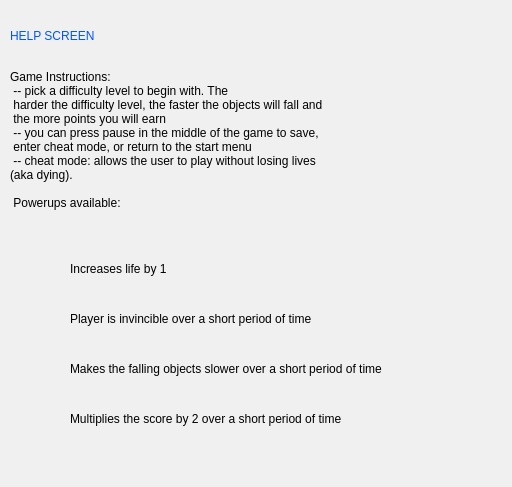
Old version of the form Dodge-it/Dodge-it/widgethelp.ui in the repository Fulde/dodge-it.
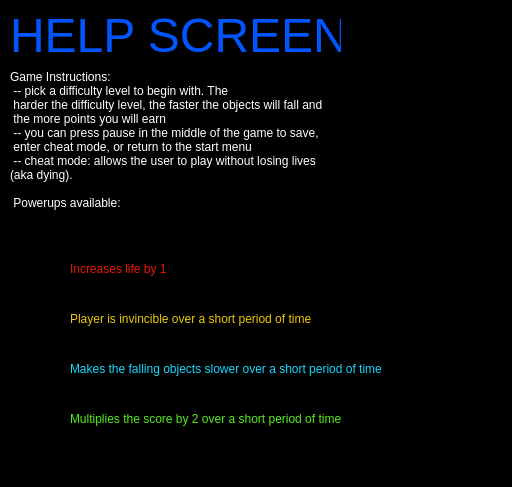
New version of the form. Icons and pictures are not drawn.

Patch:
```diff
--- a/Dodge-it/Dodge-it/widgethelp.ui
+++ b/Dodge-it/Dodge-it/widgethelp.ui
@@ -14,7 +14,7 @@
    <string>Help!</string>
   </property>
   <property name="styleSheet">
-   <string notr="true">background-color: rgb(240, 240, 240)</string>
+   <string notr="true">background-color: rgb(0,0,0);</string>
   </property>
   <widget class="QLabel" name="lblHelp">
    <property name="geometry">
@@ -25,6 +25,9 @@
      <height>181</height>
     </rect>
    </property>
+   <property name="styleSheet">
+    <string notr="true">color: rgb(255, 255, 255);</string>
+   </property>
    <property name="text">
     <string>Game Instructions: 
  -- pick a difficulty level to begin with. The 
@@ -57,7 +60,7 @@
   <widget class="QLabel" name="label">
    <property name="geometry">
     <rect>
-     <x>340</x>
+     <x>410</x>
      <y>10</y>
      <width>91</width>
      <height>91</height>
@@ -83,7 +86,7 @@
     </rect>
    </property>
    <property name="styleSheet">
-    <string notr="true">font: 75 36pt &quot;KacstOne&quot;;
+    <string notr="true">font: 36pt;
 color: rgb(0, 85, 255);</string>
    </property>
    <property name="text">
@@ -118,6 +121,9 @@
      <height>17</height>
     </rect>
    </property>
+   <property name="styleSheet">
+    <string notr="true">color: rgb(232, 25, 6);</string>
+   </property>
    <property name="text">
     <string>Increases life by 1</string>
    </property>
@@ -150,6 +156,9 @@
      <height>17</height>
     </rect>
    </property>
+   <property name="styleSheet">
+    <string notr="true">color: rgb(23, 217, 255);</string>
+   </property>
    <property name="text">
     <string>Makes the falling objects slower over a short period of time</string>
    </property>
@@ -182,6 +191,9 @@
      <height>17</height>
     </rect>
    </property>
+   <property name="styleSheet">
+    <string notr="true">color: rgb(235, 201, 7);</string>
+   </property>
    <property name="text">
     <string>Player is invincible over a short period of time</string>
    </property>
@@ -195,6 +207,9 @@
      <height>17</height>
     </rect>
    </property>
+   <property name="styleSheet">
+    <string notr="true">color: rgb(84, 236, 29);</string>
+   </property>
    <property name="text">
     <string>Multiplies the score by 2 over a short period of time</string>
    </property>
```
